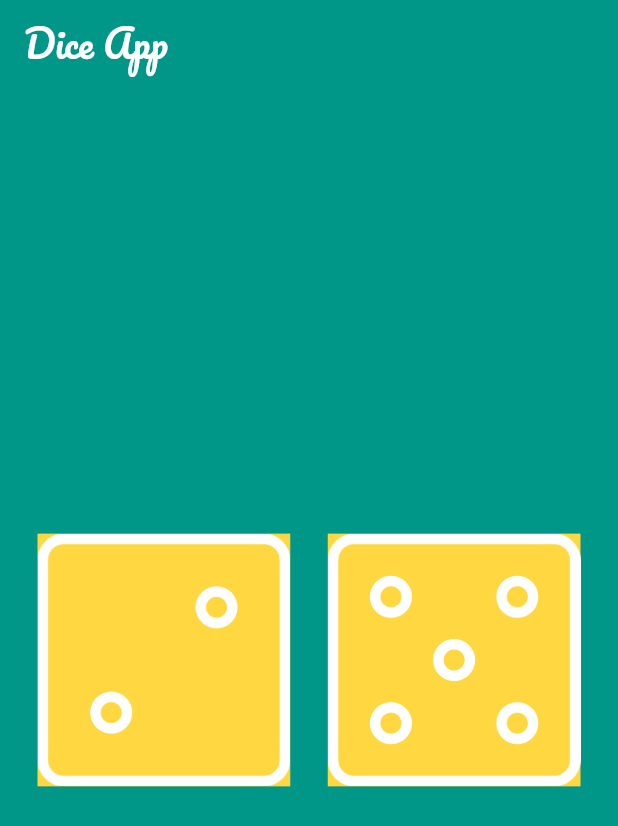
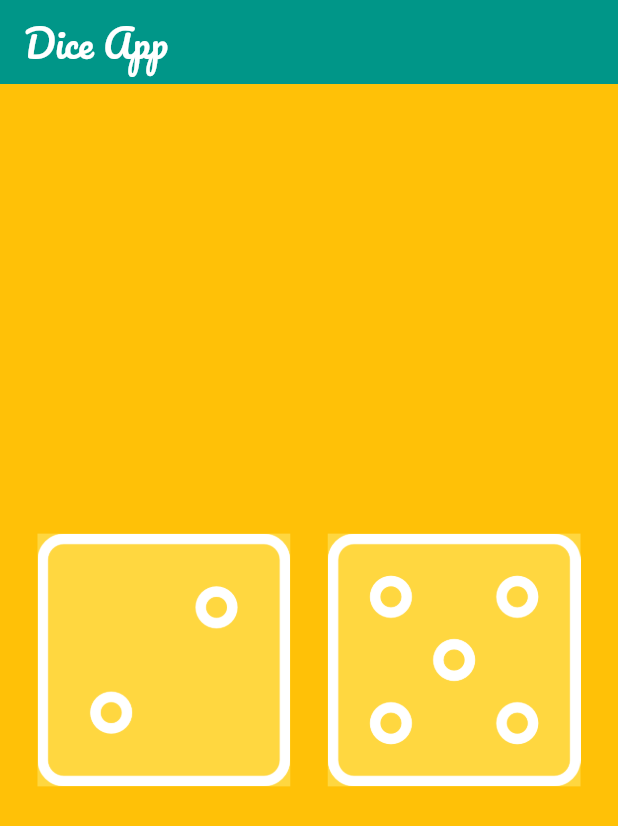
Before and after one commit to JanibekJali/Kurs-7---dice_application, a Flutter app: the screen it shows after launch, on a phone screen of 412 x 824 dp. Shown: the top 826 px of the screen. Run offline on Flutter 3.47's test engine with Material 2 defaults, Android fonts, the phone set to English and light mode, and no system bars; our stand-ins replace get, google_fonts.

Commit message:
Dice app fully refacored for  getX

```diff
--- /dev/null
+++ b/lib/data/getx_controller/controller/dice_controller.dart
@@ -0,0 +1,19 @@
+import 'dart:developer';
+
+import 'package:dice_application/data/repositories/math_repos.dart';
+
+import 'package:get/get.dart';
+
+class DiceController extends GetxController {
+  RxInt leftNumber = 2.obs;
+  RxInt rightNumber = 5.obs;
+  RxInt count = 0.obs;
+
+  void getRandomDice() {
+    leftNumber.value = MathRepos.getRandomNumber();
+    rightNumber.value = MathRepos.getRandomNumber();
+    count.value++;
+    log(' leftNumber.value ${leftNumber.value}');
+    log(' rightNumber.value  ${rightNumber.value}  ');
+  }
+}
--- a/lib/main.dart
+++ b/lib/main.dart
@@ -1,5 +1,7 @@
+import 'package:dice_application/pages/dice_getX_page.dart';
 import 'package:dice_application/pages/dice_page.dart';
 import 'package:flutter/material.dart';
+import 'package:get/get.dart';
 
 void main() => runApp(const DiceApp());
 
@@ -8,9 +10,10 @@ class DiceApp extends StatelessWidget {
 
   @override
   Widget build(BuildContext context) {
-    return const MaterialApp(
+    return GetMaterialApp(
       debugShowCheckedModeBanner: false,
-      home: DicePage(),
+      home: DiceGetXPage(),
+      // home: DicePage(),
     );
   }
 }
--- /dev/null
+++ b/lib/pages/dice_getX_page.dart
@@ -0,0 +1,26 @@
+import 'dart:developer';
+
+import 'package:dice_application/data/getx_controller/controller/dice_controller.dart';
+import 'package:dice_application/widgets/app_bar_widget.dart';
+import 'package:dice_application/widgets/dice_content_widget.dart';
+import 'package:flutter/material.dart';
+import 'package:get/get.dart';
+
+class DiceGetXPage extends StatelessWidget {
+  DiceGetXPage({Key key}) : super(key: key);
+  DiceController diceController = Get.put(DiceController());
+  @override
+  Widget build(BuildContext context) {
+    log('build ${diceController.count.value}');
+    return Scaffold(
+        backgroundColor: Colors.amber,
+        appBar: const AppBarWidget(),
+        body: Obx(() {
+          return DiceContentWidget(
+            onTap: () => diceController.getRandomDice(),
+            leftNumber: diceController.leftNumber.value,
+            rightNumber: diceController.rightNumber.value,
+          );
+        }));
+  }
+}
--- a/lib/pages/dice_page.dart
+++ b/lib/pages/dice_page.dart
@@ -1,3 +1,5 @@
+import 'dart:developer';
+
 import 'package:dice_application/data/repositories/math_repos.dart';
 import 'package:dice_application/widgets/dice_content_widget.dart';
 import 'package:flutter/material.dart';
@@ -14,8 +16,10 @@ class DicePage extends StatefulWidget {
 class _DicePageState extends State<DicePage> {
   int _leftNumber = 2;
   int _rightNumber = 5;
+  int _count = 0;
   @override
   Widget build(BuildContext context) {
+    log(' build $_count');
     return Scaffold(
       backgroundColor: Colors.teal,
       appBar: const AppBarWidget(),
@@ -31,6 +35,7 @@ class _DicePageState extends State<DicePage> {
     setState(() {
       _leftNumber = MathRepos.getRandomNumber();
       _rightNumber = MathRepos.getRandomNumber();
+      _count++;
     });
   }
 }
--- a/lib/widgets/dice_content_widget.dart
+++ b/lib/widgets/dice_content_widget.dart
@@ -17,7 +17,7 @@ class DiceContentWidget extends StatelessWidget {
   int count = 0;
   @override
   Widget build(BuildContext context) {
-    log('build $count');
+    // log('build $count');
     return Center(
       child: Padding(
         padding: const EdgeInsets.symmetric(
--- a/lib/widgets/dice_widget.dart
+++ b/lib/widgets/dice_widget.dart
@@ -10,10 +10,10 @@ class DiceWidget extends StatelessWidget {
     @required this.diceNumber,
     Key key,
   }) : super(key: key);
-  int count = 0;
+
   @override
   Widget build(BuildContext context) {
-    log('build ${count++}');
+    // log(count++);
     return Expanded(
       child: InkWell(
         onTap: onTap,
--- a/pubspec.yaml
+++ b/pubspec.yaml
@@ -31,9 +31,11 @@ dependencies:
     sdk: flutter
 
 
-  # The following adds the Cupertino Icons font to your application.
-  # Use with the CupertinoIcons class for iOS style icons.
+
   cupertino_icons: ^1.0.2
+  # state managment
+  get: ^4.6.5
+  # fonts
   google_fonts: ^3.0.1
 
 dev_dependencies:
```
Also changed, not shown: pubspec.lock.
